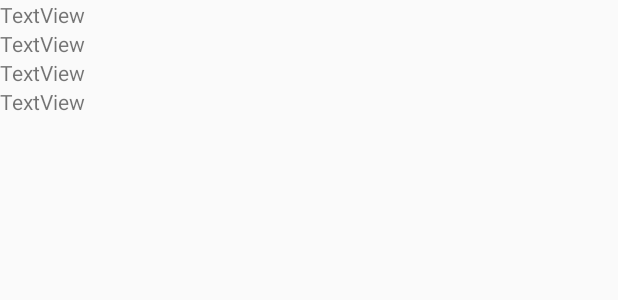
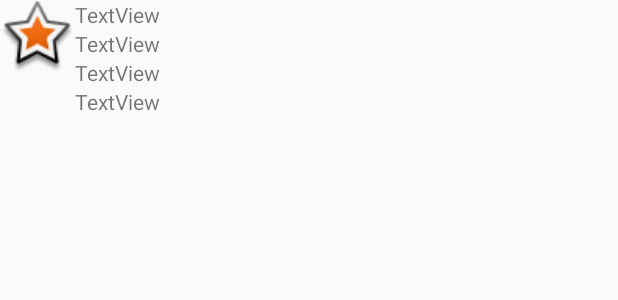
Before and after one commit to Giacomo1994/AppAuleStudio, an Android app: the layout row_layout_home.xml on its own in the app's theme, with its tools: preview values and no code run, on a phone screen of 412 x 824 dp. Shown: the top 300 px of the screen. Run offline under Robolectric (Android 15) with nearby library versions, the phone set to English and light mode, and no system bars.

Commit message:
18aprileconlistapiena

```diff
--- a/app/src/main/res/layout/row_layout_home.xml
+++ b/app/src/main/res/layout/row_layout_home.xml
@@ -1,7 +1,25 @@
 <?xml version="1.0" encoding="utf-8"?>
 <LinearLayout xmlns:android="http://schemas.android.com/apk/res/android"
+    xmlns:app="http://schemas.android.com/apk/res-auto"
     android:layout_width="match_parent"
-    android:layout_height="match_parent"
+    android:layout_height="wrap_content">
+
+    <LinearLayout
+        android:layout_width="wrap_content"
+        android:layout_height="wrap_content"
+        android:orientation="vertical">
+
+        <ImageView
+            android:id="@+id/imageView2"
+            android:layout_width="50dp"
+            android:layout_height="50dp"
+            android:layout_gravity="center"
+            app:srcCompat="@android:drawable/star_big_on" />
+    </LinearLayout>
+
+    <LinearLayout
+        android:layout_width="match_parent"
+        android:layout_height="wrap_content"
         android:orientation="vertical">
 
         <TextView
@@ -28,3 +46,5 @@
             android:layout_height="wrap_content"
             android:text="TextView" />
     </LinearLayout>
+
+</LinearLayout>
```
Also changed, not shown: app/src/main/java/com/example/appaulestudio/Home.java (+32 -20 lines), app/src/main/res/layout/activity_home.xml (+9 -8 lines). Lines whose indentation alone changed are shown as unchanged.
